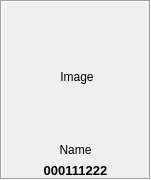
Before: the Qt Designer form Shop/userphoto.ui in End1-1/Cafe5, drawn with Qt 5.
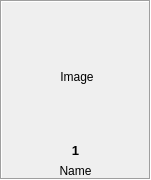
After: the same form once the commit is applied.

Diff of the .ui file:
```diff
--- a/Shop/userphoto.ui
+++ b/Shop/userphoto.ui
@@ -59,16 +59,6 @@
       <property name="bottomMargin">
        <number>0</number>
       </property>
-      <item row="1" column="0" colspan="2">
-       <widget class="QLabel" name="lbName">
-        <property name="text">
-         <string>Name</string>
-        </property>
-        <property name="alignment">
-         <set>Qt::AlignCenter</set>
-        </property>
-       </widget>
-      </item>
       <item row="0" column="0" colspan="2">
        <widget class="QLabel" name="lbImage">
         <property name="sizePolicy">
@@ -94,7 +84,7 @@
         </property>
        </widget>
       </item>
-      <item row="2" column="0" colspan="2">
+      <item row="1" column="0" colspan="2">
        <widget class="QLabel" name="lbNum">
         <property name="font">
          <font>
@@ -105,7 +95,17 @@
          </font>
         </property>
         <property name="text">
-         <string>000111222</string>
+         <string>1</string>
+        </property>
+        <property name="alignment">
+         <set>Qt::AlignCenter</set>
+        </property>
+       </widget>
+      </item>
+      <item row="2" column="0" colspan="2">
+       <widget class="QLabel" name="lbName">
+        <property name="text">
+         <string>Name</string>
         </property>
         <property name="alignment">
          <set>Qt::AlignCenter</set>
```
